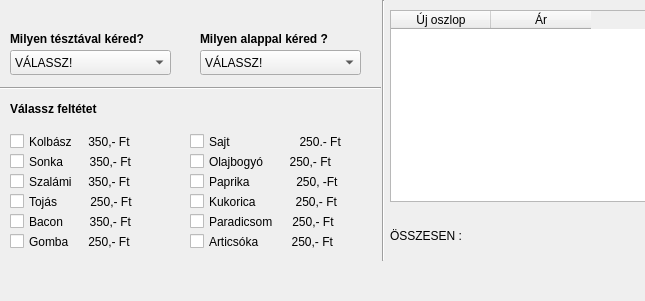
Old version of the form pizza.ui in the repository kobanya/PizzaUiPyqt.
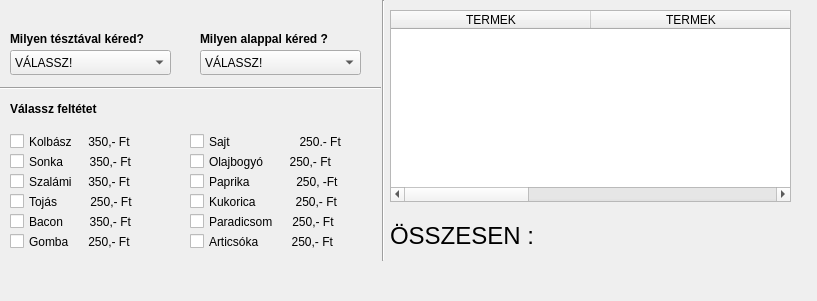
New version of the form.

Patch:
```diff
--- a/pizza.ui
+++ b/pizza.ui
@@ -6,7 +6,7 @@
    <rect>
     <x>0</x>
     <y>0</y>
-    <width>645</width>
+    <width>817</width>
     <height>301</height>
    </rect>
   </property>
@@ -312,7 +312,7 @@
     <rect>
      <x>390</x>
      <y>10</y>
-     <width>256</width>
+     <width>401</width>
      <height>192</height>
     </rect>
    </property>
@@ -328,9 +328,17 @@
      <height>0</height>
     </size>
    </property>
+   <attribute name="horizontalHeaderDefaultSectionSize">
+    <number>200</number>
+   </attribute>
    <column>
     <property name="text">
-     <string>Új oszlop</string>
+     <string>TERMEK</string>
+    </property>
+   </column>
+   <column>
+        <property name="text">
+            <string>TERMEK</string>
     </property>
    </column>
    <column>
@@ -344,10 +352,15 @@
     <rect>
      <x>390</x>
      <y>220</y>
-     <width>231</width>
+     <width>391</width>
      <height>31</height>
     </rect>
    </property>
+   <property name="font">
+    <font>
+     <pointsize>18</pointsize>
+    </font>
+   </property>
    <property name="text">
     <string>ÖSSZESEN :  </string>
    </property>
```
Left out of the diff: 3 changed lines with no effect on the pictures. Lines whose indentation alone changed are shown as unchanged.
